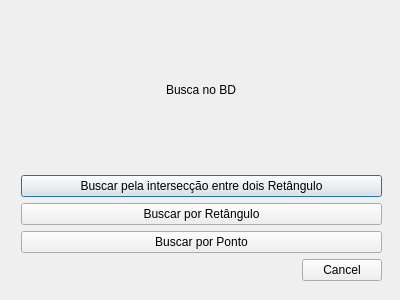
First picture: the form in searchwindow.ui, repository josecleiton/GIS-RTree, before the edit.
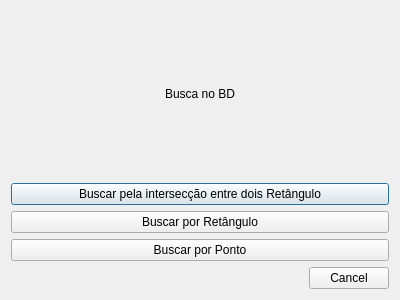
Second picture: the form after the edit.

Commit message: responsividade nas janelas

The edit to the form file:
```diff
--- a/searchwindow.ui
+++ b/searchwindow.ui
@@ -13,15 +13,8 @@
   <property name="windowTitle">
    <string>Dialog</string>
   </property>
-  <widget class="QWidget" name="">
-   <property name="geometry">
-    <rect>
-     <x>21</x>
-     <y>10</y>
-     <width>361</width>
-     <height>271</height>
-    </rect>
-   </property>
+  <layout class="QVBoxLayout" name="verticalLayout_2">
+   <item>
    <layout class="QVBoxLayout" name="verticalLayout">
     <item alignment="Qt::AlignHCenter">
      <widget class="QLabel" name="titulo">
@@ -62,7 +55,8 @@
      </widget>
     </item>
    </layout>
-  </widget>
+   </item>
+  </layout>
  </widget>
  <resources/>
  <connections>
```
Lines whose indentation alone changed are shown as unchanged. The commit also changes 3 other files.
